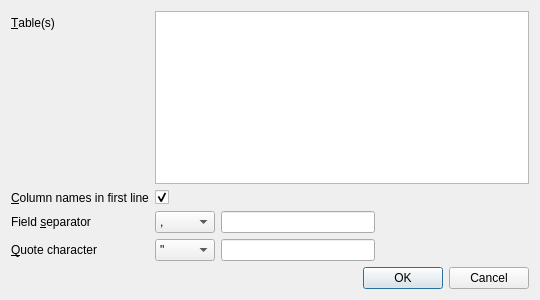
Above: src/ExportCsvDialog.ui from sqlitebrowser/sqlitebrowser before the change. Below: the same form after it.
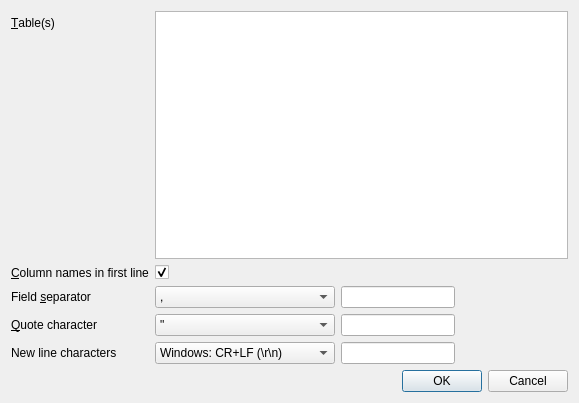
That is the form after the change.

Commit message: Add newline option to the Export CSV dialog

```diff
--- a/src/ExportCsvDialog.ui
+++ b/src/ExportCsvDialog.ui
@@ -6,8 +6,8 @@
    <rect>
     <x>0</x>
     <y>0</y>
-    <width>540</width>
-    <height>300</height>
+    <width>579</width>
+    <height>403</height>
    </rect>
   </property>
   <property name="windowTitle">
@@ -28,6 +28,12 @@
      </item>
      <item row="0" column="1">
       <widget class="QListWidget" name="listTables">
+       <property name="minimumSize">
+        <size>
+         <width>360</width>
+         <height>0</height>
+        </size>
+       </property>
        <property name="selectionMode">
         <enum>QAbstractItemView::MultiSelection</enum>
        </property>
@@ -70,6 +76,18 @@
       <layout class="QHBoxLayout" name="horizontalLayout">
        <item>
         <widget class="QComboBox" name="comboFieldSeparator">
+         <property name="minimumSize">
+          <size>
+           <width>180</width>
+           <height>0</height>
+          </size>
+         </property>
+         <property name="maximumSize">
+          <size>
+           <width>180</width>
+           <height>16777215</height>
+          </size>
+         </property>
          <item>
           <property name="text">
            <string>,</string>
@@ -133,6 +151,18 @@
       <layout class="QHBoxLayout" name="horizontalLayout_2">
        <item>
         <widget class="QComboBox" name="comboQuoteCharacter">
+         <property name="minimumSize">
+          <size>
+           <width>180</width>
+           <height>0</height>
+          </size>
+         </property>
+         <property name="maximumSize">
+          <size>
+           <width>180</width>
+           <height>16777215</height>
+          </size>
+         </property>
          <item>
           <property name="text">
            <string>&quot;</string>
@@ -177,6 +207,68 @@
        </item>
       </layout>
      </item>
+     <item row="4" column="0">
+      <widget class="QLabel" name="labelNewLineCharacters">
+       <property name="text">
+        <string>New line characters</string>
+       </property>
+      </widget>
+     </item>
+     <item row="4" column="1">
+      <layout class="QHBoxLayout" name="horizontalLayout_3" stretch="0,0,0">
+       <item>
+        <widget class="QComboBox" name="comboNewLineString">
+         <property name="minimumSize">
+          <size>
+           <width>180</width>
+           <height>0</height>
+          </size>
+         </property>
+         <property name="maximumSize">
+          <size>
+           <width>180</width>
+           <height>16777215</height>
+          </size>
+         </property>
+         <item>
+          <property name="text">
+           <string>Windows: CR+LF (\r\n)</string>
+          </property>
+         </item>
+         <item>
+          <property name="text">
+           <string>Unix: LF (\n)</string>
+          </property>
+         </item>
+         <item>
+          <property name="text">
+           <string>Other</string>
+          </property>
+         </item>
+        </widget>
+       </item>
+       <item>
+        <widget class="QLineEdit" name="editCustomNewLine">
+         <property name="maxLength">
+          <number>5</number>
+         </property>
+        </widget>
+       </item>
+       <item>
+        <spacer name="horizontalSpacer_3">
+         <property name="orientation">
+          <enum>Qt::Horizontal</enum>
+         </property>
+         <property name="sizeHint" stdset="0">
+          <size>
+           <width>40</width>
+           <height>20</height>
+          </size>
+         </property>
+        </spacer>
+       </item>
+      </layout>
+     </item>
     </layout>
    </item>
    <item row="1" column="0">
```
Left out of the diff: 16 changed lines with no effect on the pictures. The commit also changes 2 other files.
